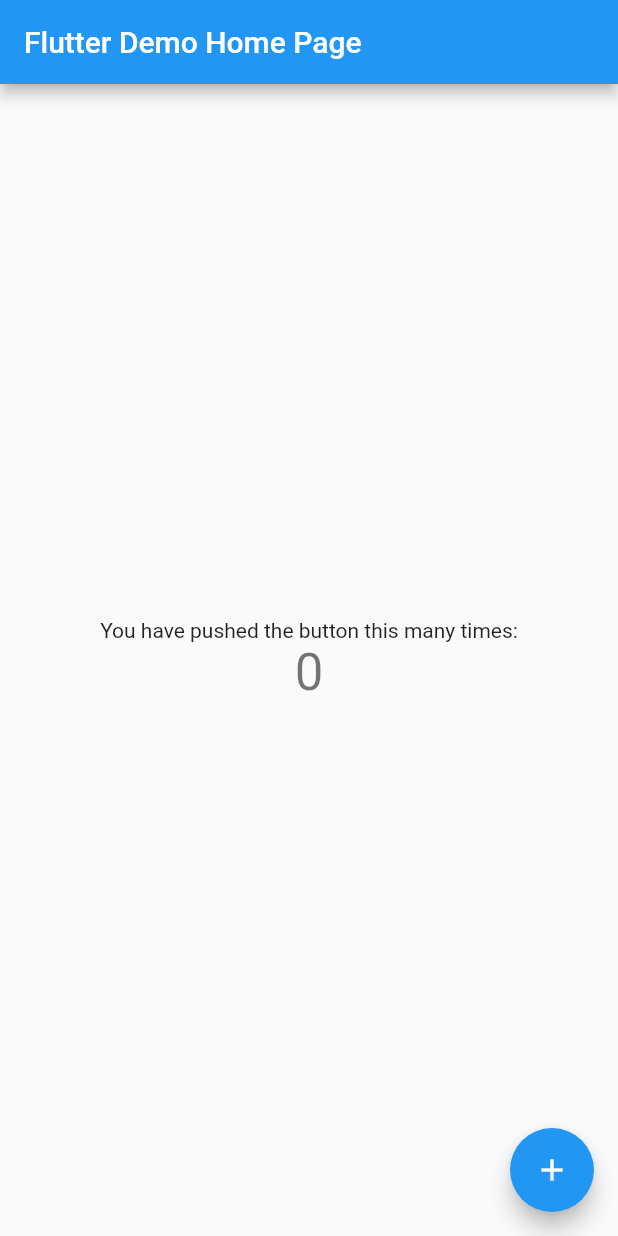
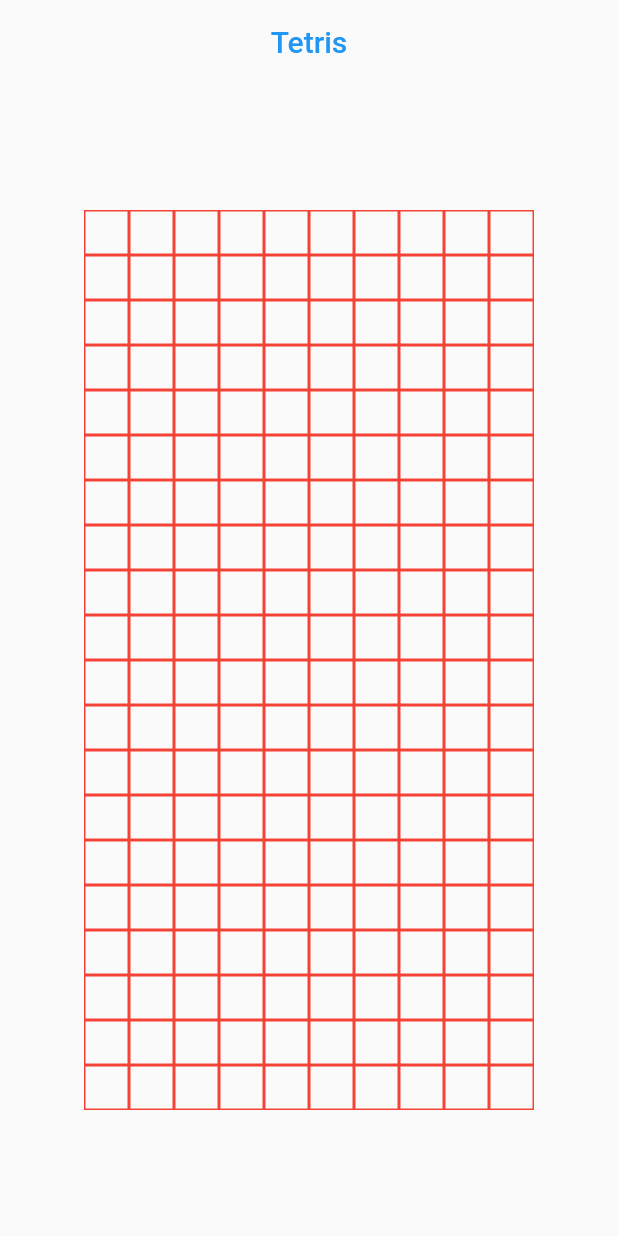
Before and after one commit to Sahil-Programme/tetris, a Flutter app: the screen it shows after launch, on a phone screen of 412 x 824 dp. Run offline on Flutter 3.47's test engine with Material 2 defaults, Android fonts, the phone set to English and light mode, and no system bars.

```diff
--- a/lib/main.dart
+++ b/lib/main.dart
@@ -1,66 +1,78 @@
 import 'package:flutter/material.dart';
 
 void main() {
-  runApp(const MyApp());
+  runApp(const Tetris());
 }
 
-class MyApp extends StatelessWidget {
-  const MyApp({Key? key}) : super(key: key);
+class Tetris extends StatelessWidget {
+  const Tetris({Key? key}) : super(key: key);
   @override
   Widget build(BuildContext context) {
-    return MaterialApp(
-      title: 'Flutter Demo',
-      theme: ThemeData(
-        primarySwatch: Colors.blue,
-      ),
-      home: const MyHomePage(title: 'Flutter Demo Home Page'),
+    return const MaterialApp(
+      debugShowCheckedModeBanner: false,
+      title: 'Tetris',
+      home: HomePage(title: 'Homepage'),
     );
   }
 }
 
-class MyHomePage extends StatefulWidget {
-  const MyHomePage({Key? key, required this.title}) : super(key: key);
+// --> Size of the board is 10x24
 
+class HomePage extends StatelessWidget {
+  const HomePage({Key? key, required this.title}) : super(key: key);
   final String title;
-
   @override
-  State<MyHomePage> createState() => _MyHomePageState();
+  Widget build(BuildContext context) {
+    return Scaffold(
+      appBar: AppBar(
+        title: const Text('Tetris', style: TextStyle(color: Colors.blue)),
+        centerTitle: true,
+        backgroundColor: Colors.transparent,
+        elevation: 1,
+        shadowColor: Colors.transparent,
+      ),
+      body: const Matrix(),
+    );
+  }
 }
 
-class _MyHomePageState extends State<MyHomePage> {
-  int _counter = 0;
+class Matrix extends StatelessWidget {
+  const Matrix({Key? key}) : super(key: key);
 
-  void _incrementCounter() {
-    setState(() {
-      _counter++;
-    });
+  Widget cell() {
+    return Container(
+      width: 30,
+      height: 30,
+      decoration: BoxDecoration(
+        border: Border.all(color: Colors.red),
+      ),
+    );
+  }
+
+  Row rowBuilder() {
+    final List<Widget> rowList = [];
+    for (int i = 0; i < 10; i++) {
+      rowList.add(cell());
+    }
+    return Row(
+      mainAxisAlignment: MainAxisAlignment.center,
+      children: rowList,
+    );
+  }
+
+  Column colBuilder() {
+    final List<Widget> colList = [];
+    for (int i = 0; i < 20; i++) {
+      colList.add(rowBuilder());
+    }
+    return Column(
+      mainAxisAlignment: MainAxisAlignment.center,
+      children: colList,
+    );
   }
 
   @override
   Widget build(BuildContext context) {
-    return Scaffold(
-      appBar: AppBar(
-        title: Text(widget.title),
-      ),
-      body: Center(
-        child: Column(
-          mainAxisAlignment: MainAxisAlignment.center,
-          children: <Widget>[
-            const Text(
-              'You have pushed the button this many times:',
-            ),
-            Text(
-              '$_counter',
-              style: Theme.of(context).textTheme.headline4,
-            ),
-          ],
-        ),
-      ),
-      floatingActionButton: FloatingActionButton(
-        onPressed: _incrementCounter,
-        tooltip: 'Increment',
-        child: const Icon(Icons.add),
-      ),
-    );
+    return Center(child: colBuilder());
   }
 }
```
Also changed, not shown: 1 other file.
